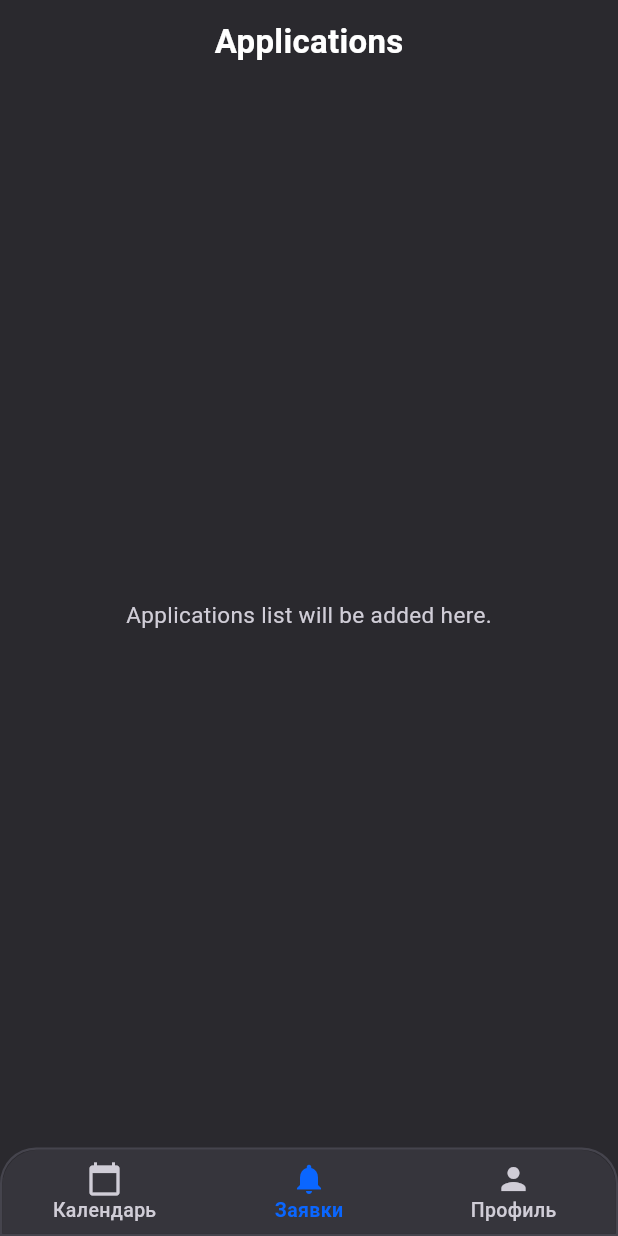
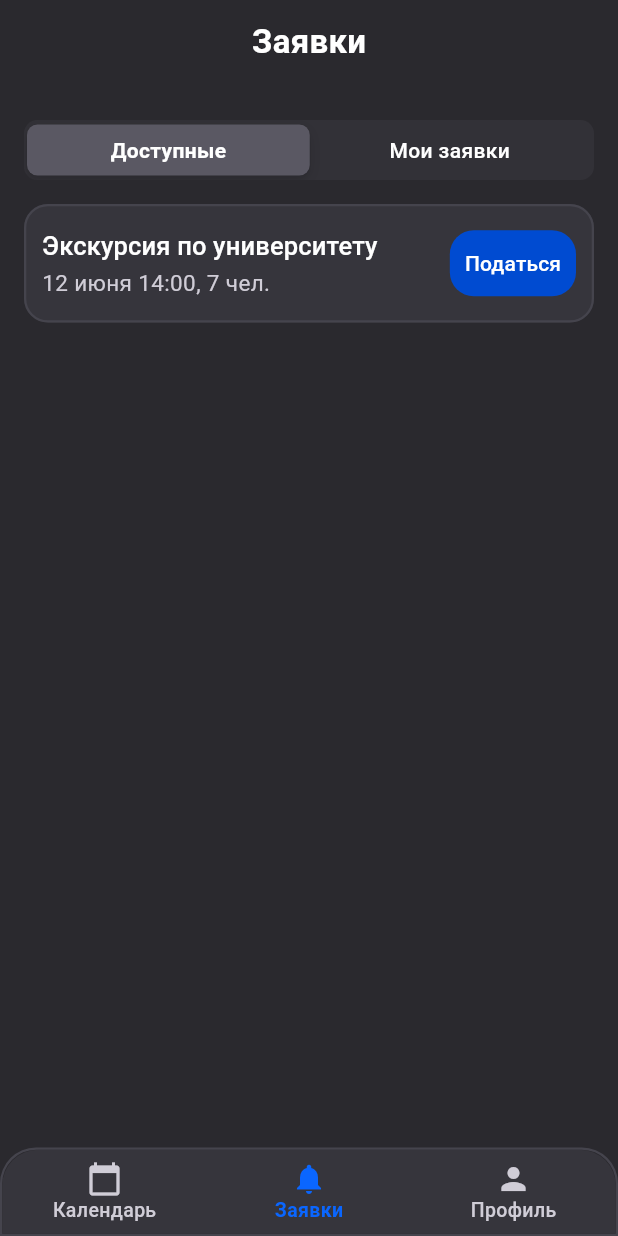
Before and after one commit to wyroxx/guide-manager, a Flutter app: the ApplicationsPage screen opened by its route, on a phone screen of 412 x 824 dp. Run offline on Flutter 3.47's test engine with Material 3 defaults, Android fonts, the light colour scheme and no system bars; our stand-ins replace cloud_firestore, firebase_auth, firebase_core, flutter_riverpod, flutter_svg, freezed_annotation and 2 more; accounts and stored records are empty.

Commit message:
added applications page UI and model

```diff
--- /dev/null
+++ b/lib/core/ui/segmented_control.dart
@@ -0,0 +1,74 @@
+import 'package:flutter/cupertino.dart';
+import 'package:flutter_riverpod/flutter_riverpod.dart';
+import 'package:guide_manager/app/theme.dart';
+
+enum ApplicationsTab { available, pending }
+
+class ApplicationsSegmentedControl extends ConsumerWidget {
+  const ApplicationsSegmentedControl({
+    required this.value,
+    required this.onChanged,
+    super.key,
+  });
+
+  final ApplicationsTab value;
+  final ValueChanged<ApplicationsTab> onChanged;
+
+  @override
+  Widget build(BuildContext context, WidgetRef ref) {
+    return CupertinoSlidingSegmentedControl<ApplicationsTab>(
+      groupValue: value,
+      backgroundColor: const Color(0xFF323137),
+      thumbColor: const Color(0xFF5A5863),
+      padding: const EdgeInsets.all(3),
+      children: {
+        ApplicationsTab.available: Padding(
+          padding: const EdgeInsets.symmetric(vertical: 8),
+          child: Text(
+            'Доступные',
+            style: TextStyle(
+              color: AppColors.textPrimary,
+              fontSize: 14,
+              fontWeight: value == ApplicationsTab.available
+                  ? FontWeight.w600
+                  : FontWeight.w500,
+            ),
+          ),
+        ),
+        ApplicationsTab.pending: Padding(
+          padding: const EdgeInsets.symmetric(vertical: 8),
+          child: Text(
+            'Мои заявки',
+            style: TextStyle(
+              color: AppColors.textPrimary,
+              fontSize: 14,
+              fontWeight: value == ApplicationsTab.pending
+                  ? FontWeight.w600
+                  : FontWeight.w500,
+            ),
+          ),
+        ),
+      },
+      onValueChanged: (value) {
+        if (value == null) return;
+        onChanged(value);
+      },
+    );
+  }
+}
+
+class ApplicationsTabNotifier extends Notifier<ApplicationsTab> {
+  @override
+  ApplicationsTab build() {
+    return ApplicationsTab.available;
+  }
+
+  void select(ApplicationsTab tab) {
+    state = tab;
+  }
+}
+
+final applicationsTabProvider =
+    NotifierProvider<ApplicationsTabNotifier, ApplicationsTab>(
+      ApplicationsTabNotifier.new,
+    );
--- /dev/null
+++ b/lib/features/applications/presentation/application_card.dart
@@ -0,0 +1,57 @@
+import 'package:flutter/material.dart';
+
+class ApplicationCard extends StatelessWidget {
+  const ApplicationCard({super.key});
+
+  @override
+  Widget build(BuildContext context) {
+    return Card(
+      child: Padding(
+        padding: const EdgeInsets.symmetric(horizontal: 12, vertical: 16),
+        child: Row(
+          mainAxisAlignment: MainAxisAlignment.spaceBetween,
+          children: [
+            Expanded(
+              child: Column(
+                crossAxisAlignment: CrossAxisAlignment.start,
+                children: [
+                  Text(
+                    'Экскурсия по университету',
+                    style: Theme.of(context).textTheme.titleSmall,
+                    overflow: TextOverflow.ellipsis,
+                    maxLines: 1,
+                  ),
+                  const SizedBox(height: 3),
+                  Text(
+                    '12 июня 14:00, 7 чел.',
+                    style: Theme.of(context).textTheme.bodyMedium,
+                  ),
+                ],
+              ),
+            ),
+            const SizedBox(width: 10),
+            SizedBox(
+              child: FilledButton(
+                onPressed: () {},
+                style: FilledButton.styleFrom(
+                  padding: const EdgeInsets.symmetric(
+                    horizontal: 10,
+                    vertical: 12,
+                  ),
+                  minimumSize: const Size(0, 40),
+                  tapTargetSize: MaterialTapTargetSize.shrinkWrap,
+                ),
+                child: Text(
+                  'Податься',
+                  style: Theme.of(
+                    context,
+                  ).textTheme.titleSmall?.copyWith(fontSize: 14),
+                ),
+              ),
+            ),
+          ],
+        ),
+      ),
+    );
+  }
+}
--- a/lib/features/applications/presentation/applications_page.dart
+++ b/lib/features/applications/presentation/applications_page.dart
@@ -1,14 +1,33 @@
 import 'package:flutter/material.dart';
+import 'package:flutter_riverpod/flutter_riverpod.dart';
+import 'package:guide_manager/core/ui/segmented_control.dart';
+import 'package:guide_manager/features/applications/presentation/application_card.dart';
 
-class ApplicationsPage extends StatelessWidget {
+class ApplicationsPage extends ConsumerWidget {
   const ApplicationsPage({super.key});
 
   @override
-  Widget build(BuildContext context) {
+  Widget build(BuildContext context, WidgetRef ref) {
+    final tab = ref.watch(applicationsTabProvider);
     return Scaffold(
-      appBar: AppBar(title: const Text('Applications')),
-      body: const Center(
-        child: Text('Applications list will be added here.'),
+      appBar: AppBar(title: const Text('Заявки')),
+      body: Padding(
+        padding: const EdgeInsets.symmetric(horizontal: 16, vertical: 24),
+        child: Column(
+          children: [
+            SizedBox(
+              width: double.infinity,
+              child: ApplicationsSegmentedControl(
+                value: tab,
+                onChanged: (value) {
+                  ref.read(applicationsTabProvider.notifier).select(value);
+                },
+              ),
+            ),
+            const SizedBox(height: 16),
+            const ApplicationCard(),
+          ],
+        ),
       ),
     );
   }
```
Also changed, not shown: lib/core/enums.dart (+46 -7 lines), lib/features/applications/data/application.dart (added, +26 -0 lines), lib/features/applications/data/applications_repository_impl.dart (added, +25 -0 lines), lib/features/applications/domain/applications_repository.dart (added, +19 -0 lines), lib/features/excursions/data/excursions_repository_impl.dart (+2 -19 lines), assets/images/traveltech.png.
